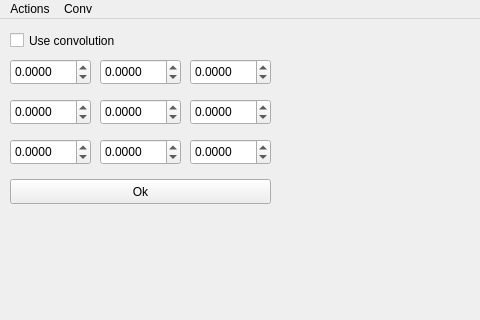
The window that mainwindow.ui (artem-kondratew/ContoursDetection) describes before a commit, drawn with Qt 5; both pictures show x 0 to 480 and y 0 to 320 of the 1280 by 720 pixel window.
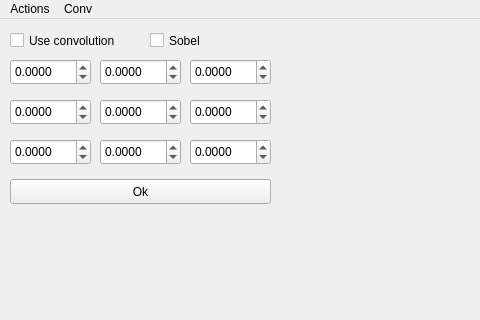
The same window after the commit.

Commit message: sobel? extCont dilate erode fd

What changed in the file:
```diff
--- a/mainwindow.ui
+++ b/mainwindow.ui
@@ -345,6 +345,19 @@
      <string>Ok</string>
     </property>
    </widget>
+   <widget class="QCheckBox" name="Sobelx">
+    <property name="geometry">
+     <rect>
+      <x>150</x>
+      <y>10</y>
+      <width>61</width>
+      <height>23</height>
+     </rect>
+    </property>
+    <property name="text">
+     <string>Sobel</string>
+    </property>
+   </widget>
   </widget>
   <widget class="QStatusBar" name="statusbar"/>
   <widget class="QMenuBar" name="menubar">
```
The commit also changes 5 other files.
